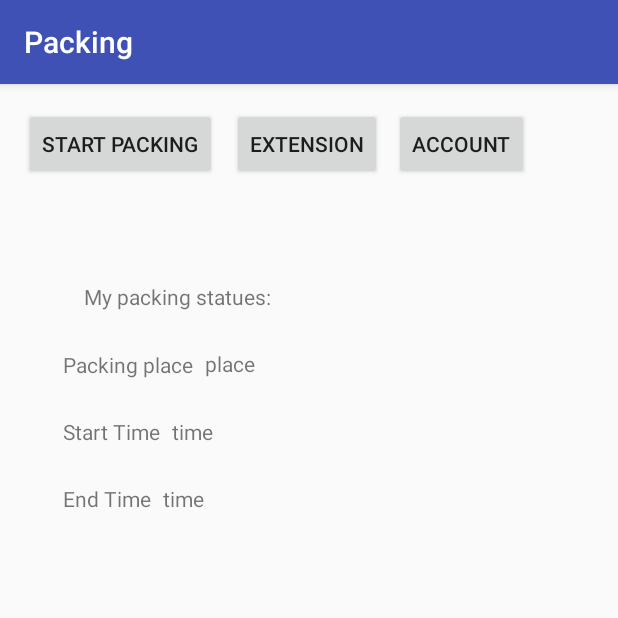
After one commit to dogj/Easy-Parking, an Android app: the HomePage screen opened directly, with no data from a screen before it, on a phone screen of 412 x 824 dp, the top half of it. The commit adds this screen. Run offline under Robolectric (Android 15) with nearby library versions, the phone set to English and light mode, and no system bars.

Commit message:
add feature
add feature

```diff
--- /dev/null
+++ b/app/src/main/java/com/jiangxin/packing/HomePage.java
@@ -0,0 +1,46 @@
+package com.jiangxin.packing;
+
+import android.content.Intent;
+import android.os.Bundle;
+import android.support.v7.app.AppCompatActivity;
+import android.view.View;
+import android.widget.Button;
+
+public class HomePage extends AppCompatActivity {
+
+    Button start;
+    Button extension;
+    Button my_account;
+
+    @Override
+    protected void onCreate(Bundle savedInstanceState) {
+        super.onCreate(savedInstanceState);
+        setContentView(R.layout.activity_home_page);
+        start = (Button) findViewById(R.id.start);
+        extension = (Button) findViewById(R.id.addtime);
+        my_account= (Button) findViewById(R.id.my_account);
+        start.setOnClickListener(new View.OnClickListener() {
+            @Override
+            public void onClick(View v) {
+                startActivity(new Intent(HomePage.this,Packing.class));
+            }
+        });
+
+
+        extension.setOnClickListener(new View.OnClickListener() {
+            @Override
+            public void onClick(View v) {
+
+            }
+        });
+
+        my_account.setOnClickListener(new View.OnClickListener() {
+            @Override
+            public void onClick(View v) {
+                startActivity(new Intent(HomePage.this,Account.class));
+            }
+        });
+
+
+    }
+}
--- a/app/src/main/java/com/jiangxin/packing/MainActivity.java
+++ b/app/src/main/java/com/jiangxin/packing/MainActivity.java
@@ -50,7 +50,7 @@ public class MainActivity extends AppCompatActivity {
         button.setOnClickListener(new View.OnClickListener() {
             @Override
             public void onClick(View v) {
-                startActivity(new Intent(MainActivity.this,Packing.class));
+                startActivity(new Intent(MainActivity.this,HomePage.class));
             }
         });
 
@@ -90,7 +90,7 @@ public class MainActivity extends AppCompatActivity {
 
 
                 if(info.contains("success")){
-                    startActivity(new Intent(MainActivity.this,Packing.class));
+                    startActivity(new Intent(MainActivity.this,HomePage.class));
                     SharedPreferences.Editor sharedata = getSharedPreferences("data", 0).edit();
                     sharedata.putString("username",username_string);
                     sharedata.commit();
--- a/app/src/main/res/layout/activity_account.xml
+++ b/app/src/main/res/layout/activity_account.xml
@@ -67,7 +67,7 @@
         android:layout_width="316dp"
         android:layout_height="30dp"
         android:hint="add ten dollar to account"
-        app:layout_constraintTop_toBottomOf="@+id/age"
+        app:layout_constraintTop_toBottomOf="@+id/account_balance"
         android:layout_marginTop="20dp"
         android:textSize="20sp"
         android:layout_marginLeft="34dp"
--- /dev/null
+++ b/app/src/main/res/layout/activity_home_page.xml
@@ -0,0 +1,114 @@
+<?xml version="1.0" encoding="utf-8"?>
+<android.support.constraint.ConstraintLayout xmlns:android="http://schemas.android.com/apk/res/android"
+    xmlns:app="http://schemas.android.com/apk/res-auto"
+    xmlns:tools="http://schemas.android.com/tools"
+    android:layout_width="match_parent"
+    android:layout_height="match_parent"
+    tools:context="com.jiangxin.packing.HomePage">
+
+    <Button
+        android:id="@+id/start"
+        android:layout_width="wrap_content"
+        android:layout_height="wrap_content"
+        android:text="start packing"
+        android:layout_marginLeft="16dp"
+        app:layout_constraintLeft_toLeftOf="parent"
+        app:layout_constraintTop_toTopOf="parent"
+        android:layout_marginTop="16dp" />
+
+    <Button
+        android:id="@+id/addtime"
+        android:layout_width="wrap_content"
+        android:layout_height="wrap_content"
+        android:text="extension"
+        app:layout_constraintLeft_toRightOf="@+id/start"
+        android:layout_marginLeft="10dp"
+        app:layout_constraintTop_toTopOf="parent"
+        android:layout_marginTop="16dp" />
+
+    <TextView
+        android:id="@+id/hint1"
+        android:layout_width="300dp"
+        android:layout_height="wrap_content"
+        android:text="My packing statues:"
+        app:layout_constraintTop_toTopOf="parent"
+        android:layout_marginTop="132dp"
+        app:layout_constraintLeft_toLeftOf="parent"
+        app:layout_constraintRight_toRightOf="parent" />
+
+    <TextView
+        android:id="@+id/place_hint"
+        android:layout_width="wrap_content"
+        android:layout_height="wrap_content"
+        android:text="Packing place"
+        android:layout_marginTop="26dp"
+        app:layout_constraintTop_toBottomOf="@+id/hint1"
+        android:layout_marginLeft="42dp"
+        app:layout_constraintLeft_toLeftOf="parent" />
+
+    <TextView
+        android:id="@+id/place"
+        android:layout_width="wrap_content"
+        android:layout_height="wrap_content"
+        android:text="place"
+        android:layout_marginTop="25dp"
+        app:layout_constraintTop_toBottomOf="@+id/hint1"
+        app:layout_constraintLeft_toRightOf="@+id/place_hint"
+        android:layout_marginLeft="8dp" />
+
+
+    <TextView
+        android:id="@+id/start_hint"
+        android:layout_width="wrap_content"
+        android:layout_height="wrap_content"
+        android:text="Start Time"
+        android:layout_marginTop="25dp"
+        app:layout_constraintTop_toBottomOf="@+id/place_hint"
+        android:layout_marginLeft="42dp"
+        app:layout_constraintLeft_toLeftOf="parent" />
+
+    <TextView
+        android:id="@+id/start_time"
+        android:layout_width="wrap_content"
+        android:layout_height="wrap_content"
+        android:text="time"
+        android:layout_marginTop="25dp"
+        app:layout_constraintTop_toBottomOf="@+id/place_hint"
+        app:layout_constraintLeft_toRightOf="@+id/start_hint"
+        android:layout_marginLeft="8dp" />
+
+
+    <TextView
+        android:id="@+id/end_hint"
+        android:layout_width="wrap_content"
+        android:layout_height="wrap_content"
+        android:text="End Time"
+        android:layout_marginTop="25dp"
+        app:layout_constraintTop_toBottomOf="@+id/start_hint"
+        android:layout_marginLeft="42dp"
+        app:layout_constraintLeft_toLeftOf="parent" />
+
+    <TextView
+        android:id="@+id/end_time"
+        android:layout_width="wrap_content"
+        android:layout_height="wrap_content"
+        android:text="time"
+        android:layout_marginTop="25dp"
+        app:layout_constraintTop_toBottomOf="@+id/start_hint"
+        app:layout_constraintLeft_toRightOf="@+id/end_hint"
+        android:layout_marginLeft="8dp" />
+
+    <Button
+        android:id="@+id/my_account"
+        android:layout_width="wrap_content"
+        android:layout_height="wrap_content"
+        android:text="Account"
+        app:layout_constraintRight_toRightOf="parent"
+        app:layout_constraintLeft_toRightOf="@+id/addtime"
+        android:layout_marginLeft="8dp"
+        android:layout_marginRight="8dp"
+        app:layout_constraintHorizontal_bias="0.0"
+        app:layout_constraintTop_toTopOf="parent"
+        android:layout_marginTop="16dp" />
+
+</android.support.constraint.ConstraintLayout>
```
Also changed, not shown: app/src/main/AndroidManifest.xml (+4 -4 lines), app/src/main/java/com/jiangxin/packing/Packing.java (+21 -3 lines), app/src/main/java/com/jiangxin/packing/Time.java (added, +54 -0 lines), app/src/main/res/layout/activity_packing.xml (+13 -0 lines).
